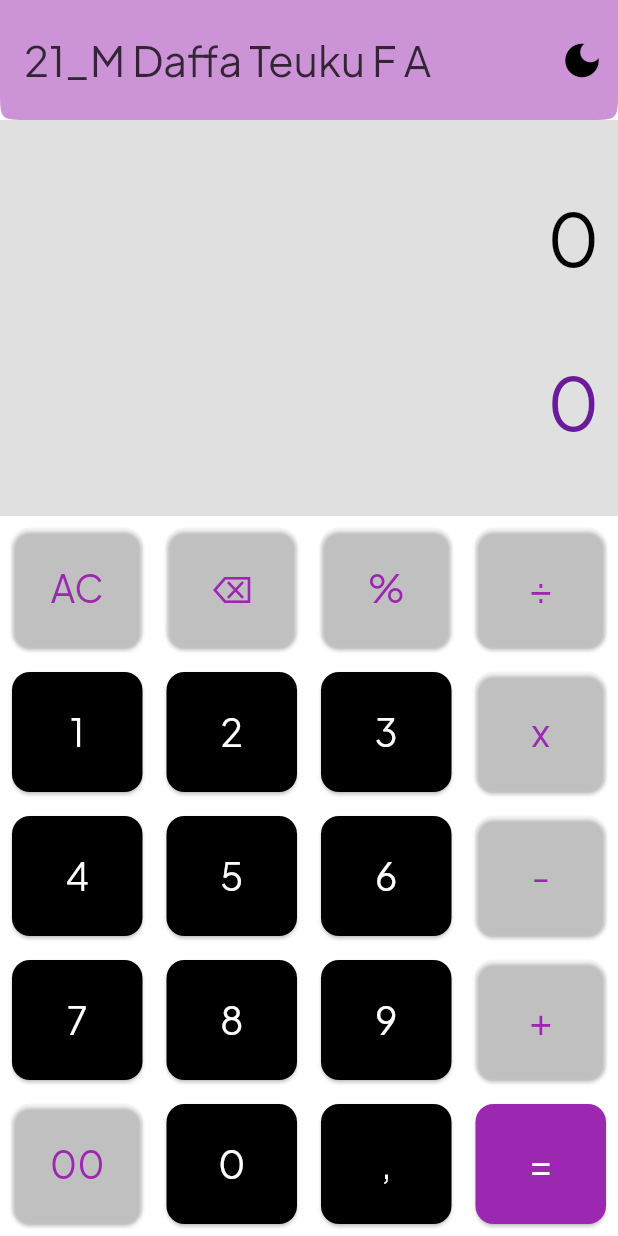
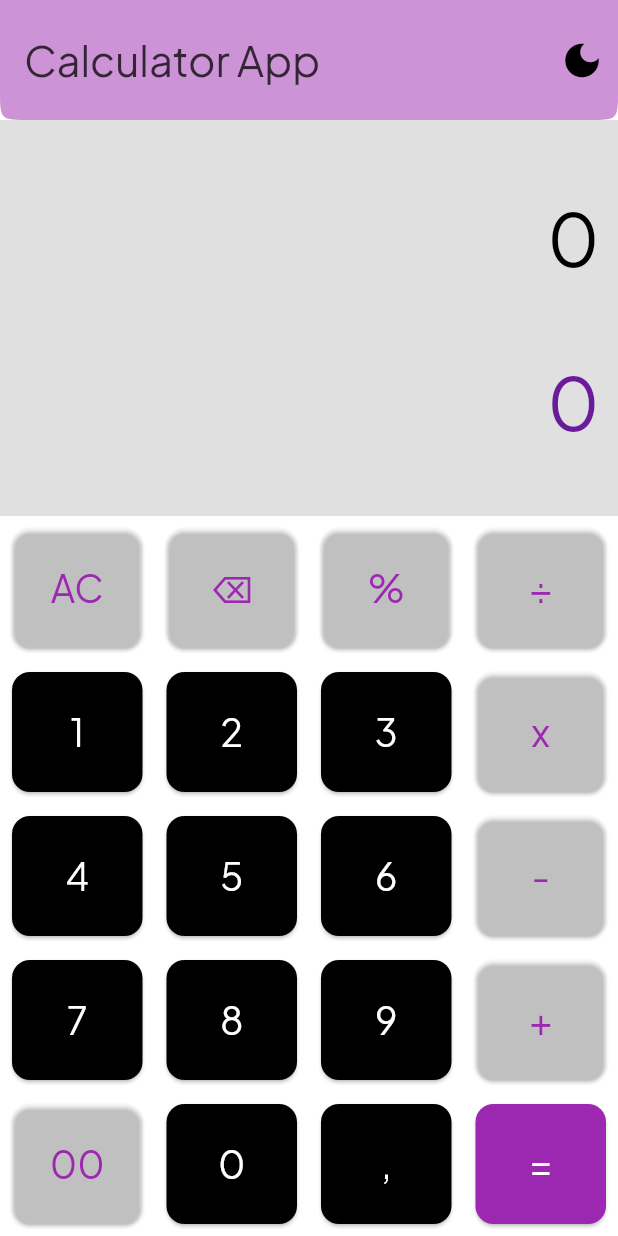
Before and after one commit to pixelwhiz/calculator-app, a Flutter app: the screen it shows after launch, on a phone screen of 412 x 824 dp. Run offline on Flutter 3.47's test engine with Material 3 defaults, Android fonts, the phone set to English and light mode, and no system bars; our stand-ins replace google_fonts, math_expressions, shared_preferences.

Commit message:
initial commit

```diff
--- a/lib/main.dart
+++ b/lib/main.dart
@@ -1,5 +1,3 @@
-import 'dart:ffi';
-import 'dart:math';
 
 import 'package:calculator/Colors.dart';
 import 'package:flutter/material.dart';
@@ -101,14 +99,13 @@ class _CalculatorAppState extends State <CalculatorApp> {
         toolbarHeight: 80,
         backgroundColor: darkMode ? Colors.purple.withOpacity(0.5) : Colors.purple.withOpacity(0.5),
         title: Text(
-          '21_M Daffa Teuku F A',
+          'Calculator App',
           style: GoogleFonts.plusJakartaSans(
             fontSize: 28.0,
             fontWeight: FontWeight.w400,
             color: darkMode ? Colors.white.withOpacity(0.75) : Colors.black.withOpacity(0.75),
           ),
         ),
-
         shape: ContinuousRectangleBorder(
           borderRadius: BorderRadius.vertical(
             bottom: Radius.circular(20),
```
